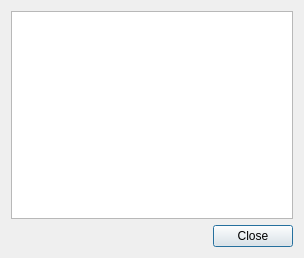
Old version of the form src/propertiesdialog.ui in the repository mapeditor/tiled.
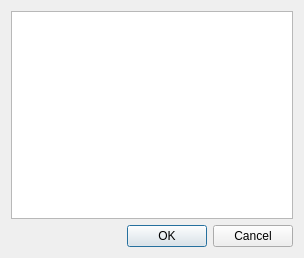
New version of the form.

Patch:
```diff
--- a/src/propertiesdialog.ui
+++ b/src/propertiesdialog.ui
@@ -36,7 +36,7 @@
       <enum>Qt::Horizontal</enum>
      </property>
      <property name="standardButtons">
-      <set>QDialogButtonBox::Close</set>
+      <set>QDialogButtonBox::Cancel|QDialogButtonBox::Ok</set>
      </property>
     </widget>
    </item>
```
